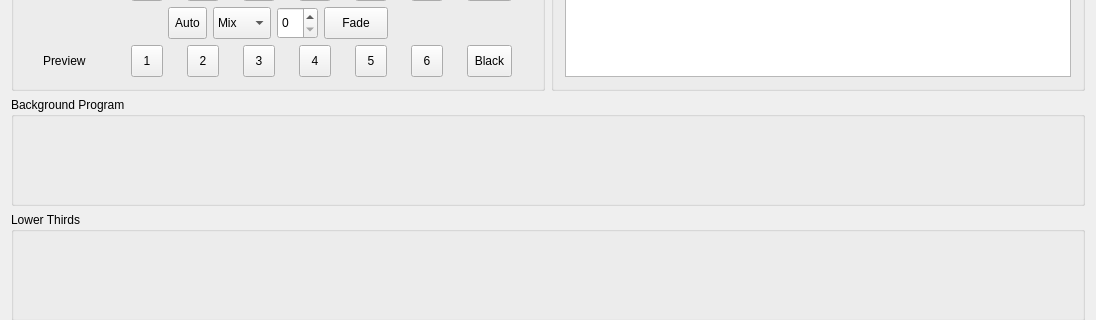
The window that FEG Live Producer/fegliveproducer.ui (davidweisgerber/FEGLive) describes before a commit, drawn with Qt 5; both pictures show x 0 to 1096 and y 192 to 512 of the 1096 by 661 pixel window.
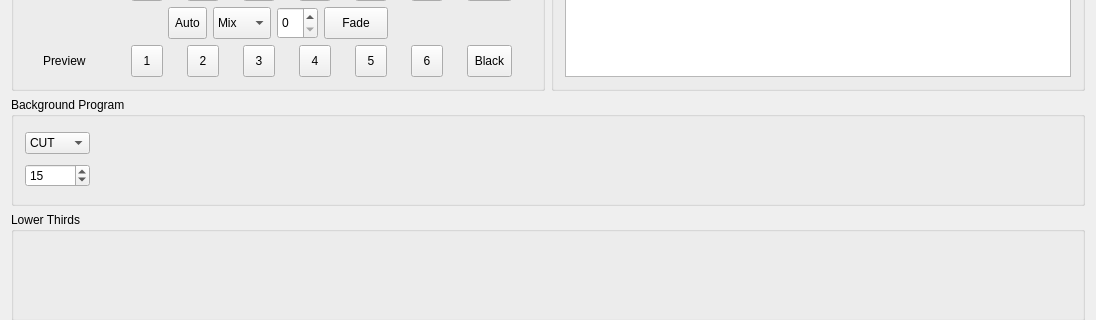
The same window after the commit. Custom widgets are drawn as their Qt base class.

```diff
--- a/FEG Live Producer/fegliveproducer.ui
+++ b/FEG Live Producer/fegliveproducer.ui
@@ -489,8 +489,57 @@
        <string>Background Program</string>
       </property>
       <layout class="QHBoxLayout" name="horizontalLayout_6">
+       <item>
+        <layout class="QVBoxLayout" name="verticalLayout_3">
+         <item>
+          <widget class="QComboBox" name="backgroundTransitionComboBox">
+           <item>
+            <property name="text">
+             <string>CUT</string>
+            </property>
+           </item>
+           <item>
+            <property name="text">
+             <string>MIX</string>
+            </property>
+           </item>
+           <item>
+            <property name="text">
+             <string>PUSH</string>
+            </property>
+           </item>
+           <item>
+            <property name="text">
+             <string>WIPE</string>
+            </property>
+           </item>
+           <item>
+            <property name="text">
+             <string>SLIDE</string>
+            </property>
+           </item>
+          </widget>
+         </item>
+         <item>
+          <widget class="QSpinBox" name="backgroundTransitionTime">
+           <property name="maximum">
+            <number>1000</number>
+           </property>
+           <property name="value">
+            <number>15</number>
+           </property>
+          </widget>
+         </item>
+        </layout>
+       </item>
        <item>
         <widget class="BackgroundProgramSelectWidget" name="backgroundProgramWidget" native="true">
+         <property name="sizePolicy">
+          <sizepolicy hsizetype="MinimumExpanding" vsizetype="MinimumExpanding">
+           <horstretch>0</horstretch>
+           <verstretch>0</verstretch>
+          </sizepolicy>
+         </property>
          <property name="minimumSize">
           <size>
            <width>0</width>
```
